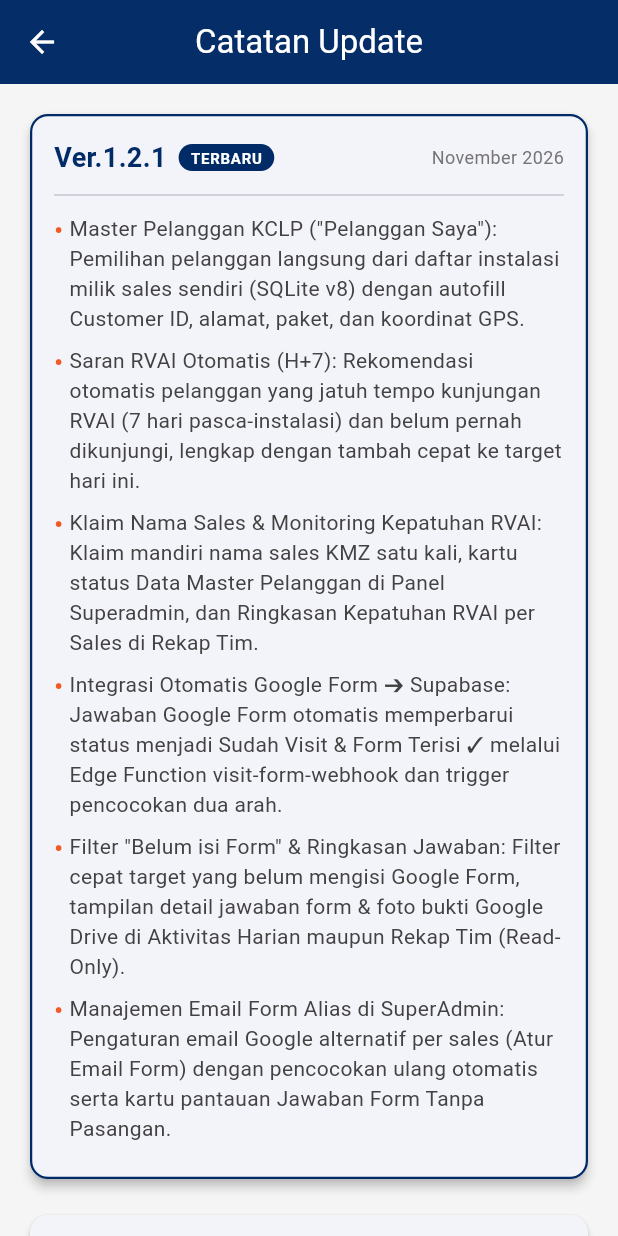
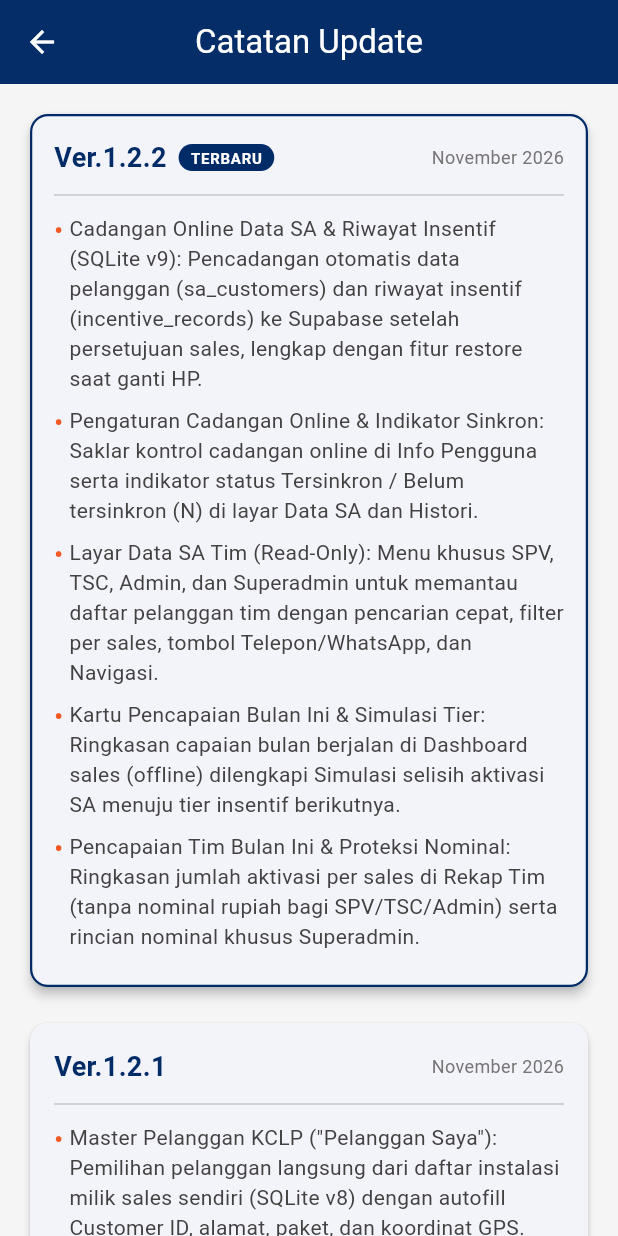
Before and after one commit to fadli87/dsa_incentive_tracker, a Flutter app: the UpdateNotesScreen screen opened directly, on a phone screen of 412 x 824 dp. Run offline on Flutter 3.47's test engine with Material 3 defaults, Android fonts, the phone set to English and light mode, and no system bars; our stand-ins replace connectivity_plus, csv, flutter_map, flutter_riverpod, flutter_secure_storage, geolocator and 7 more; accounts and stored records are empty.

Commit message:
docs(backup): document SA and incentive backup and bump version to v1.2.2+16

```diff
--- a/lib/core/constants/app_constants.dart
+++ b/lib/core/constants/app_constants.dart
@@ -3,8 +3,8 @@ class AppConstants {
   AppConstants._();
 
   static const String appName = 'DSA XL Satu Handbook';
-  static const String appVersion = 'v1.2.1';
-  static const String appVersionDisplay = 'Ver.1.2.1';
+  static const String appVersion = 'v1.2.2';
+  static const String appVersionDisplay = 'Ver.1.2.2';
 
   static const List<String> _indonesianMonths = [
     'Januari', 'Februari', 'Maret', 'April', 'Mei', 'Juni',
@@ -20,6 +20,6 @@ class AppConstants {
 
   static const String copyrightStudio = "Copyright D'Azhars Studio";
   static const String copyrightSubtext =
-      "Creative Tech Agency · All Rights Reserved • Ver.1.2.1";
+      "Creative Tech Agency · All Rights Reserved • Ver.1.2.2";
   static const String branchOfficial = 'XL SATU CILACAP · TSC PIPIN';
 }
--- a/lib/core/utils/monthly_target_helper.dart
+++ b/lib/core/utils/monthly_target_helper.dart
@@ -35,9 +35,9 @@ IncentiveRecord? selectCurrentMonthIncentiveRecord(
   if (candidates.isEmpty) return null;
 
   candidates.sort((a, b) {
-    final dtA = DateTime.tryParse(a.updatedAt ?? '') ??
+    final dtA = DateTime.tryParse(a.updatedAt) ??
         DateTime.fromMillisecondsSinceEpoch(0);
-    final dtB = DateTime.tryParse(b.updatedAt ?? '') ??
+    final dtB = DateTime.tryParse(b.updatedAt) ??
         DateTime.fromMillisecondsSinceEpoch(0);
     final cmp = dtB.compareTo(dtA);
     if (cmp != 0) return cmp;
--- a/lib/ui/screens/update_notes_screen.dart
+++ b/lib/ui/screens/update_notes_screen.dart
@@ -19,9 +19,22 @@ class UpdateNotesScreen extends StatelessWidget {
           crossAxisAlignment: CrossAxisAlignment.start,
           children: [
             _buildVersionCard(
+              version: 'Ver.1.2.2',
+              date: 'November 2026',
+              isLatest: true,
+              changes: [
+                'Cadangan Online Data SA & Riwayat Insentif (SQLite v9): Pencadangan otomatis data pelanggan (sa_customers) dan riwayat insentif (incentive_records) ke Supabase setelah persetujuan sales, lengkap dengan fitur restore saat ganti HP.',
+                'Pengaturan Cadangan Online & Indikator Sinkron: Saklar kontrol cadangan online di Info Pengguna serta indikator status Tersinkron / Belum tersinkron (N) di layar Data SA dan Histori.',
+                'Layar Data SA Tim (Read-Only): Menu khusus SPV, TSC, Admin, dan Superadmin untuk memantau daftar pelanggan tim dengan pencarian cepat, filter per sales, tombol Telepon/WhatsApp, dan Navigasi.',
+                'Kartu Pencapaian Bulan Ini & Simulasi Tier: Ringkasan capaian bulan berjalan di Dashboard sales (offline) dilengkapi Simulasi selisih aktivasi SA menuju tier insentif berikutnya.',
+                'Pencapaian Tim Bulan Ini & Proteksi Nominal: Ringkasan jumlah aktivasi per sales di Rekap Tim (tanpa nominal rupiah bagi SPV/TSC/Admin) serta rincian nominal khusus Superadmin.',
+              ],
+            ),
+            const SizedBox(height: 16),
+            _buildVersionCard(
               version: 'Ver.1.2.1',
               date: 'November 2026',
-              isLatest: true,
+              isLatest: false,
               changes: [
                 'Master Pelanggan KCLP ("Pelanggan Saya"): Pemilihan pelanggan langsung dari daftar instalasi milik sales sendiri (SQLite v8) dengan autofill Customer ID, alamat, paket, dan koordinat GPS.',
                 'Saran RVAI Otomatis (H+7): Rekomendasi otomatis pelanggan yang jatuh tempo kunjungan RVAI (7 hari pasca-instalasi) dan belum pernah dikunjungi, lengkap dengan tambah cepat ke target hari ini.',
--- a/pubspec.yaml
+++ b/pubspec.yaml
@@ -16,7 +16,7 @@ publish_to: 'none' # Remove this line if you wish to publish to pub.dev
 # https://developer.apple.com/library/archive/documentation/General/Reference/InfoPlistKeyReference/Articles/CoreFoundationKeys.html
 # In Windows, build-name is used as the major, minor, and patch parts
 # of the product and file versions while build-number is used as the build suffix.
-version: 1.2.1+15
+version: 1.2.2+16
 
 environment:
   sdk: ^3.12.2
```
Also changed, not shown: 6 other files.
